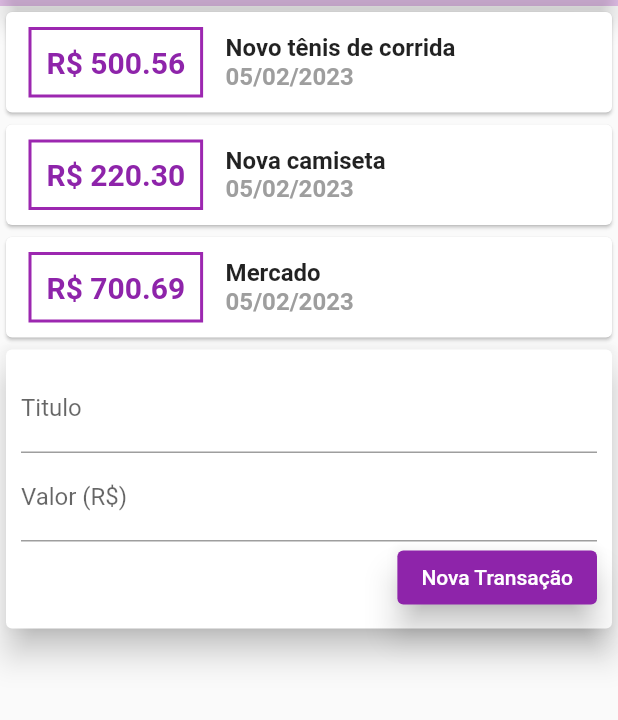
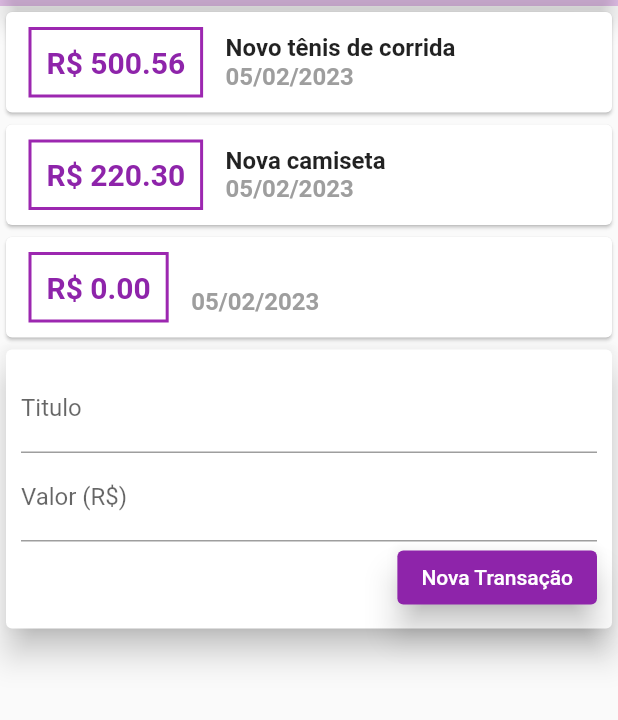
Before and after one commit to Thiago-CSantos/Flutter-appDespesas, a Flutter app: the screen it shows after launch, after a tap on "Nova Transação", on a phone screen of 412 x 824 dp, the part 114-834 px from its top. Run offline on Flutter 3.47's test engine with Material 2 defaults, Android fonts, the phone set to English and light mode, and no system bars.

Commit message:
Adicionando Transação

```diff
--- a/lib/components/transaction_form.dart
+++ b/lib/components/transaction_form.dart
@@ -1,10 +1,12 @@
 import 'package:flutter/material.dart';
 
 class TransActionForm extends StatelessWidget {
-  TransActionForm({super.key});
-
   final titleController = TextEditingController();
   final valueController = TextEditingController();
+
+  final void Function(String, double) onSubmit;
+
+  TransActionForm(this.onSubmit, {super.key});
 
   @override
   Widget build(BuildContext context) {
@@ -36,8 +38,10 @@ class TransActionForm extends StatelessWidget {
                     elevation: 9,
                   ),
                   onPressed: () {
-                    print(titleController.text);
-                    print(valueController.text);
+                    String title = titleController.text;
+                    double value = double.tryParse(valueController.text) ?? 0.0;
+
+                    onSubmit(title, value);
                   },
                   child: const Text('Nova Transação'),
                 ),
--- /dev/null
+++ b/lib/components/transaction_users.dart
@@ -0,0 +1,53 @@
+import 'dart:math';
+
+import 'package:expenses/components/transaction_form.dart';
+import 'package:expenses/components/transaction_list.dart';
+import 'package:flutter/material.dart';
+
+import '../models/transaction.dart';
+
+class TransActionUsers extends StatefulWidget {
+  const TransActionUsers({super.key});
+
+  @override
+  State<TransActionUsers> createState() => _TransActionUsersState();
+}
+
+class _TransActionUsersState extends State<TransActionUsers> {
+  final _transaction = [
+    Transaction(
+        id: 'T1',
+        title: 'Novo tênis de corrida',
+        value: 500.56,
+        date: DateTime.now()),
+    Transaction(
+      id: 'T2',
+      title: 'Nova camiseta',
+      value: 220.30,
+      date: DateTime.now(),
+    ),
+  ];
+
+  addTrasacao(String title, double value) {
+    final novaTransaction = Transaction(
+      id: Random().nextDouble().toString(),
+      title: title,
+      value: value,
+      date: DateTime.now(),
+    );
+
+    setState(() {
+      _transaction.add(novaTransaction);
+    });
+  }
+
+  @override
+  Widget build(BuildContext context) {
+    return Column(
+      children: [
+        TransActionList(_transaction),
+        TransActionForm(addTrasacao),
+      ],
+    );
+  }
+}
--- a/lib/main.dart
+++ b/lib/main.dart
@@ -1,6 +1,4 @@
-import 'package:expenses/components/transaction_form.dart';
-import 'package:expenses/components/transaction_list.dart';
-import 'package:expenses/models/transaction.dart';
+import 'package:expenses/components/transaction_users.dart';
 import 'package:flutter/material.dart';
 
 void main(List<String> args) {
@@ -22,27 +20,7 @@ class ExpensesAPP extends StatelessWidget {
 }
 
 class MyHomePage extends StatelessWidget {
-  MyHomePage({super.key});
-
-  final _transaction = [
-    Transaction(
-        id: 'T1',
-        title: 'Novo tênis de corrida',
-        value: 500.56,
-        date: DateTime.now()),
-    Transaction(
-      id: 'T2',
-      title: 'Nova camiseta',
-      value: 220.30,
-      date: DateTime.now(),
-    ),
-    Transaction(
-      id: 'T3',
-      title: 'Mercado',
-      value: 700.69,
-      date: DateTime.now(),
-    ),
-  ];
+  const MyHomePage({super.key});
 
   @override
   Widget build(BuildContext context) {
@@ -65,8 +43,7 @@ class MyHomePage extends StatelessWidget {
               child: Text('Grafico'),
             ),
           ),
-          TransActionList(_transaction),
-          TransActionForm(),
+          const TransActionUsers(),
         ],
       ),
     );
```
